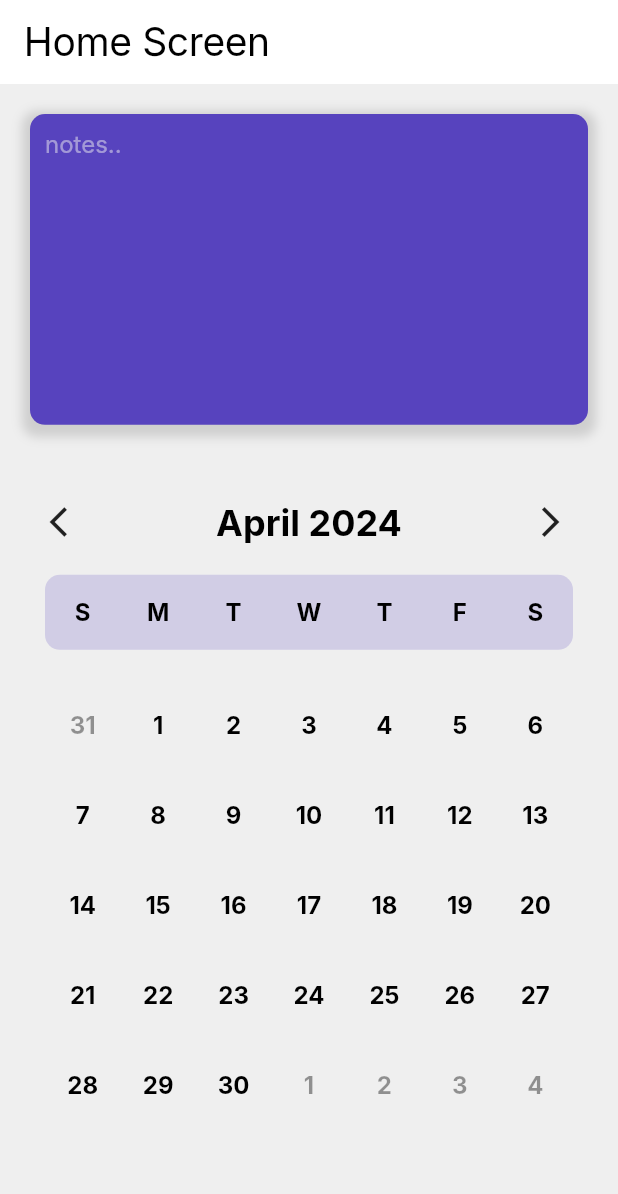
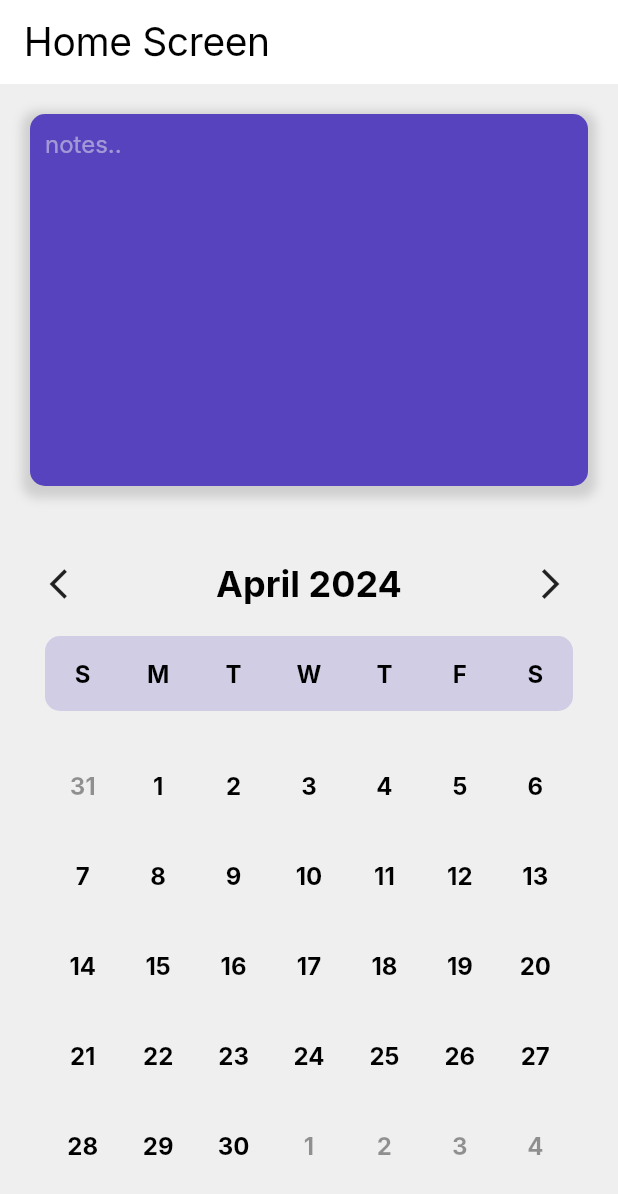
Before and after one commit to klkucaj/calendar-app, a Flutter app: the screen it shows after launch, after a tap on the "arrow forward ios" icon, on a phone screen of 412 x 824 dp. Shown: the top 1194 px of the screen. Run offline on Flutter 3.47's test engine with Material 3 defaults, Android fonts, the phone set to English and light mode, and no system bars; Roboto replaces fonts that are missing (Inter).

Commit message:
small improvements

```diff
--- a/app/lib/calendar/extensions/datetime_extension.dart
+++ b/app/lib/calendar/extensions/datetime_extension.dart
@@ -40,13 +40,15 @@ extension DateTimeExt on DateTime {
 
   bool sameMonth(
     DateTime other,
-  ) =>
-      other.year == year && other.month == month;
+  ) {
+    return other.year == year && other.month == month;
+  }
 
   bool sameDate(
     DateTime other,
-  ) =>
-      other.year == year && other.month == month && other.day == day;
+  ) {
+    return other.year == year && other.month == month && other.day == day;
+  }
 
   String get monthName => _monthNames[month - 1];
 
--- a/app/lib/ui/home/home_screen.dart
+++ b/app/lib/ui/home/home_screen.dart
@@ -18,18 +18,18 @@ class _HomeScreenState extends State<HomeScreen> {
     return Scaffold(
       appBar: AppBar(
         title: Text(
-          "Home Screen",
+          'Home Screen',
           style: Theme.of(context).textTheme.displayLarge,
         ),
       ),
-      body: SingleChildScrollView(
-        child: Column(
+      body: Column(
         children: [
-            Container(
-              height: MediaQuery.sizeOf(context).height * 0.3,
+          Expanded(
+            child: Padding(
               padding: const EdgeInsets.all(20),
               child: NotesView(
                 data: _data,
+              ),
             ),
           ),
           Padding(
@@ -51,7 +51,6 @@ class _HomeScreenState extends State<HomeScreen> {
           ),
         ],
       ),
-      ),
     );
   }
 }
--- a/app/lib/ui/home/view/notes_view.dart
+++ b/app/lib/ui/home/view/notes_view.dart
@@ -14,33 +14,31 @@ class NotesView extends StatefulWidget {
 }
 
 class _NotesViewState extends State<NotesView> {
-  final TextEditingController _controller = TextEditingController();
-  final FocusNode _node = FocusNode();
+  final TextEditingController _textController = TextEditingController();
+  final FocusNode _focusNode = FocusNode();
 
   @override
   void initState() {
     super.initState();
-    WidgetsBinding.instance.addPostFrameCallback((timeStamp) {
-      widget.data.selectedDate.addListener(_onDateChange);
-      _node.addListener(_onNoteFocus);
-    });
+    widget.data.selectedDate.addListener(_onDateChange);
+    _focusNode.addListener(_onNoteFocus);
   }
 
   @override
   void dispose() {
     widget.data.selectedDate.removeListener(_onDateChange);
-    _node.removeListener(_onNoteFocus);
+    _focusNode.removeListener(_onNoteFocus);
     super.dispose();
   }
 
   void _onDateChange() {
-    _controller.text = widget.data.selectedDateNotes;
-    _node.unfocus();
+    _textController.text = widget.data.selectedDateNotes;
+    _focusNode.unfocus();
   }
 
   void _onNoteFocus() {
-    if (_node.hasFocus) return;
-    final String value = _controller.text;
+    if (_focusNode.hasFocus) return;
+    final String value = _textController.text;
     widget.data.updateNotes(value);
   }
 
@@ -60,8 +58,8 @@ class _NotesViewState extends State<NotesView> {
         ],
       ),
       child: TextFormField(
-        controller: _controller,
-        focusNode: _node,
+        controller: _textController,
+        focusNode: _focusNode,
         maxLines: 10,
         cursorColor: Theme.of(context).colorScheme.background,
         style: Theme.of(context).textTheme.titleLarge?.copyWith(
--- a/app/lib/ui/splash/splash_screen.dart
+++ b/app/lib/ui/splash/splash_screen.dart
@@ -13,9 +13,7 @@ class _SplashScreenState extends State<SplashScreen> {
   @override
   void initState() {
     super.initState();
-    WidgetsBinding.instance.addPostFrameCallback((timeStamp) {
-      _load();
-    });
+    _load();
   }
 
   Future<void> _load() async {
```
Also changed, not shown: app/pubspec.lock, 1 other file. Lines whose indentation alone changed are shown as unchanged.
